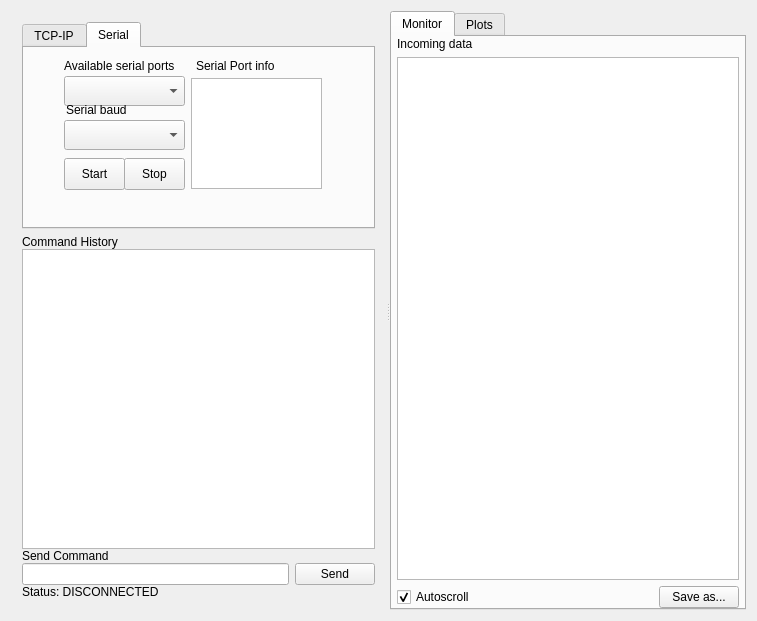
Old version of the form widget.ui in the repository mrkrb/realtime_plot.
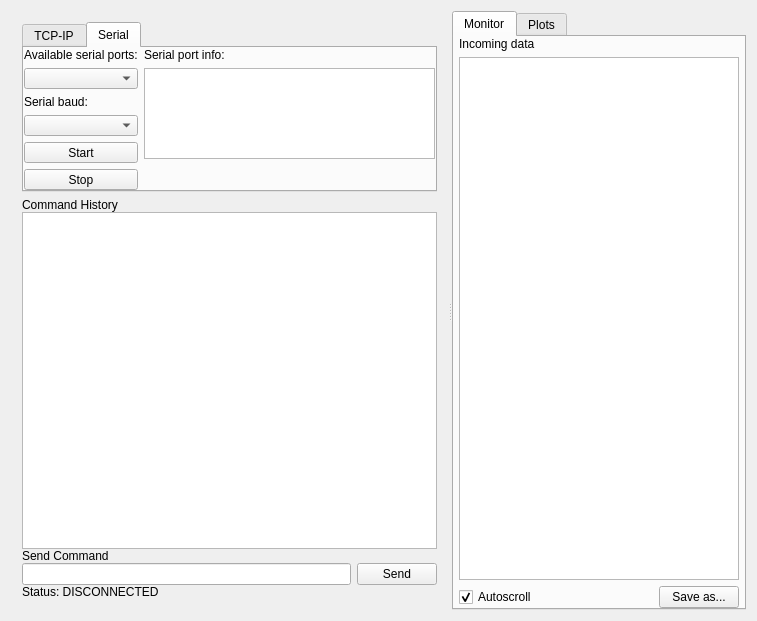
New version of the form. The open tabs and pages were chosen to show the change. Custom widgets are drawn as their Qt base class.

What changed in the file:
```diff
--- a/widget.ui
+++ b/widget.ui
@@ -23,6 +23,12 @@
       <layout class="QVBoxLayout" name="verticalLayout_3" stretch="0,0">
        <item>
         <widget class="QTabWidget" name="tabWidget_2">
+         <property name="maximumSize">
+          <size>
+           <width>16777215</width>
+           <height>170</height>
+          </size>
+         </property>
          <property name="currentIndex">
           <number>0</number>
          </property>
@@ -117,109 +123,112 @@
           <zorder></zorder>
          </widget>
          <widget class="QWidget" name="tab_serial">
+          <property name="maximumSize">
+           <size>
+            <width>16777215</width>
+            <height>200</height>
+           </size>
+          </property>
           <attribute name="title">
            <string>Serial</string>
           </attribute>
-          <widget class="QComboBox" name="comboBox_serial_baud">
-           <property name="geometry">
-            <rect>
-             <x>40</x>
-             <y>72</y>
-             <width>121</width>
-             <height>30</height>
-            </rect>
+          <layout class="QHBoxLayout" name="horizontalLayout_4">
+           <property name="leftMargin">
+            <number>0</number>
            </property>
-          </widget>
-          <widget class="QLabel" name="label_serial_info">
-           <property name="geometry">
-            <rect>
-             <x>172</x>
-             <y>10</y>
-             <width>101</width>
-             <height>16</height>
-            </rect>
+           <property name="topMargin">
+            <number>0</number>
            </property>
-           <property name="text">
-            <string>Serial Port info</string>
+           <property name="rightMargin">
+            <number>0</number>
            </property>
-          </widget>
-          <widget class="QLabel" name="label_serial_available">
-           <property name="geometry">
-            <rect>
-             <x>40</x>
-             <y>10</y>
-             <width>131</width>
-             <height>16</height>
-            </rect>
+           <property name="bottomMargin">
+            <number>0</number>
            </property>
-           <property name="text">
-            <string>Available serial ports</string>
-           </property>
-          </widget>
-          <widget class="QComboBox" name="comboBox_serial_available">
-           <property name="geometry">
-            <rect>
-             <x>40</x>
-             <y>28</y>
-             <width>121</width>
-             <height>30</height>
-            </rect>
-           </property>
-          </widget>
-          <widget class="QLabel" name="label_serila_baud">
-           <property name="geometry">
-            <rect>
-             <x>42</x>
-             <y>54</y>
-             <width>81</width>
-             <height>16</height>
-            </rect>
-           </property>
-           <property name="text">
-            <string>Serial baud</string>
-           </property>
-          </widget>
-          <widget class="QTextBrowser" name="textBrowser_serial_info">
-           <property name="geometry">
-            <rect>
-             <x>167</x>
-             <y>30</y>
-             <width>131</width>
-             <height>111</height>
-            </rect>
-           </property>
-           <property name="font">
-            <font>
-             <pointsize>12</pointsize>
-            </font>
-           </property>
-          </widget>
-          <widget class="QPushButton" name="pushButton_serial_start">
-           <property name="geometry">
-            <rect>
-             <x>40</x>
-             <y>110</y>
-             <width>61</width>
-             <height>32</height>
-            </rect>
-           </property>
-           <property name="text">
-            <string>Start</string>
-           </property>
-          </widget>
-          <widget class="QPushButton" name="pushButton_serial_stop">
-           <property name="geometry">
-            <rect>
-             <x>100</x>
-             <y>110</y>
-             <width>61</width>
-             <height>32</height>
-            </rect>
-           </property>
-           <property name="text">
-            <string>Stop</string>
-           </property>
-          </widget>
+           <item>
+            <layout class="QVBoxLayout" name="verticalLayout_5">
+             <item>
+              <widget class="QLabel" name="label_serial_available">
+               <property name="text">
+                <string>Available serial ports:</string>
+               </property>
+              </widget>
+             </item>
+             <item>
+              <widget class="QComboBox" name="comboBox_serial_available"/>
+             </item>
+             <item>
+              <widget class="QLabel" name="label_serila_baud">
+               <property name="text">
+                <string>Serial baud:</string>
+               </property>
+              </widget>
+             </item>
+             <item>
+              <widget class="QComboBox" name="comboBox_serial_baud"/>
+             </item>
+             <item>
+              <widget class="QPushButton" name="pushButton_serial_start">
+               <property name="text">
+                <string>Start</string>
+               </property>
+              </widget>
+             </item>
+             <item>
+              <widget class="QPushButton" name="pushButton_serial_stop">
+               <property name="text">
+                <string>Stop</string>
+               </property>
+              </widget>
+             </item>
+            </layout>
+           </item>
+           <item>
+            <layout class="QVBoxLayout" name="verticalLayout_6">
+             <item>
+              <widget class="QLabel" name="label_serial_info">
+               <property name="text">
+                <string>Serial port info:</string>
+               </property>
+              </widget>
+             </item>
+             <item>
+              <widget class="QTextBrowser" name="textBrowser_serial_info">
+               <property name="minimumSize">
+                <size>
+                 <width>100</width>
+                 <height>0</height>
+                </size>
+               </property>
+               <property name="maximumSize">
+                <size>
+                 <width>16777215</width>
+                 <height>100</height>
+                </size>
+               </property>
+               <property name="font">
+                <font>
+                 <pointsize>12</pointsize>
+                </font>
+               </property>
+              </widget>
+             </item>
+             <item>
+              <spacer name="verticalSpacer">
+               <property name="orientation">
+                <enum>Qt::Vertical</enum>
+               </property>
+               <property name="sizeHint" stdset="0">
+                <size>
+                 <width>20</width>
+                 <height>40</height>
+                </size>
+               </property>
+              </spacer>
+             </item>
+            </layout>
+           </item>
+          </layout>
          </widget>
         </widget>
        </item>
```
Left out of the diff: 6 changed lines with no effect on the pictures.
